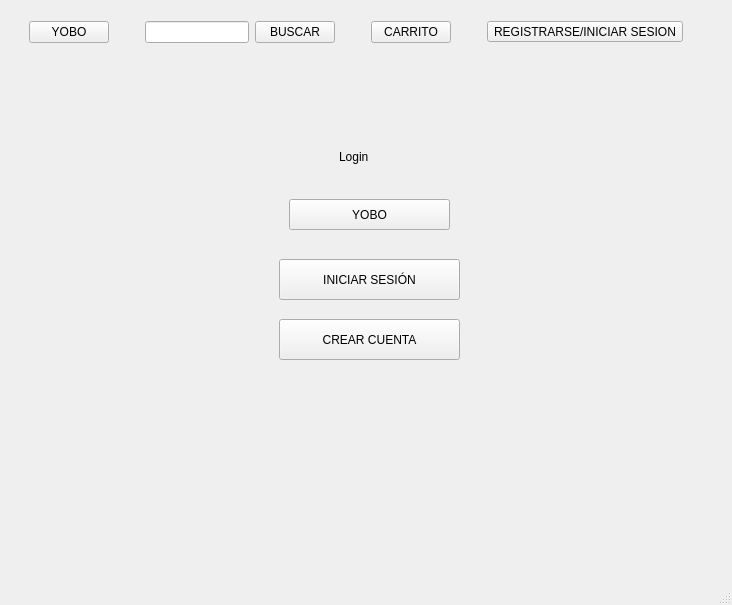
Before: the Qt Designer form mainwindow.ui in Edgar-Leyva05/Pruebas-para-el-proyecto-de-PA, drawn with Qt 5.
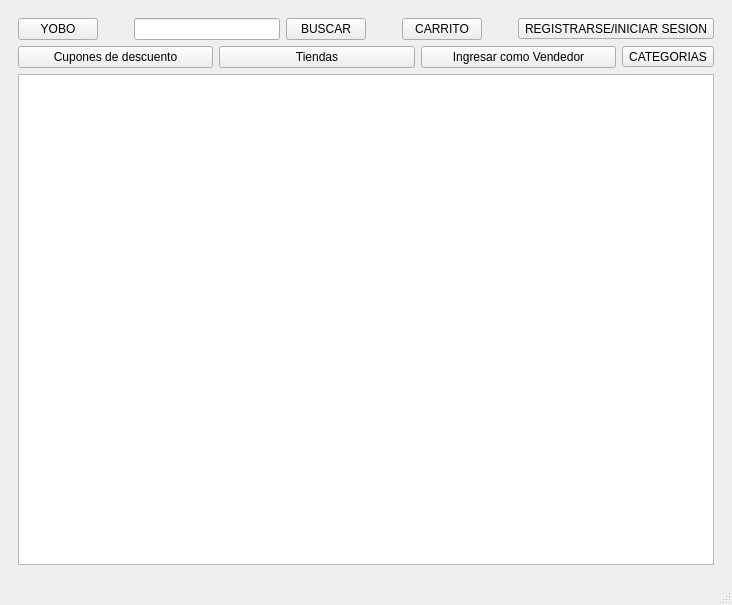
After: the same form once the commit is applied. The open tabs and pages were chosen to show the change.

Commit message: creacion de metood de pago y compra

The edit to the form file:
```diff
--- a/mainwindow.ui
+++ b/mainwindow.ui
@@ -274,68 +274,9 @@
         </item>
        </layout>
       </widget>
-      <widget class="QWidget" name="pageLOGIN">
-       <widget class="QPushButton" name="pushButtonYOBO_3">
-        <property name="geometry">
-         <rect>
-          <x>280</x>
-          <y>190</y>
-          <width>161</width>
-          <height>31</height>
-         </rect>
-        </property>
-        <property name="text">
-         <string>YOBO</string>
-        </property>
-       </widget>
-       <widget class="QPushButton" name="pushButtonINICIARSESION">
-        <property name="geometry">
-         <rect>
-          <x>270</x>
-          <y>250</y>
-          <width>181</width>
-          <height>41</height>
-         </rect>
-        </property>
-        <property name="text">
-         <string>INICIAR SESIÓN</string>
-        </property>
-       </widget>
-       <widget class="QPushButton" name="pushButtonCREARCUENTA">
-        <property name="geometry">
-         <rect>
-          <x>270</x>
-          <y>310</y>
-          <width>181</width>
-          <height>41</height>
-         </rect>
-        </property>
-        <property name="text">
-         <string>CREAR CUENTA</string>
-        </property>
-       </widget>
-       <widget class="QLabel" name="labelLOGIN">
-        <property name="geometry">
-         <rect>
-          <x>330</x>
-          <y>140</y>
-          <width>49</width>
-          <height>16</height>
-         </rect>
-        </property>
-        <property name="text">
-         <string>Login</string>
-        </property>
-       </widget>
-       <widget class="QWidget" name="layoutWidget_2">
-        <property name="geometry">
-         <rect>
-          <x>20</x>
-          <y>10</y>
-          <width>654</width>
-          <height>26</height>
-         </rect>
-        </property>
+      <widget class="QWidget" name="pageCOMPRAS">
+       <layout class="QVBoxLayout" name="verticalLayout_11">
+        <item>
         <layout class="QHBoxLayout" name="horizontalLayout_11">
          <item>
           <widget class="QPushButton" name="pushButtonYOBO_6">
@@ -417,7 +358,50 @@
           </widget>
          </item>
         </layout>
-       </widget>
+        </item>
+        <item>
+         <layout class="QHBoxLayout" name="horizontalLayout_13">
+          <item>
+           <widget class="QPushButton" name="pushButton_7">
+            <property name="text">
+             <string>Cupones de descuento</string>
+            </property>
+           </widget>
+          </item>
+          <item>
+           <widget class="QPushButton" name="pushButton_8">
+            <property name="text">
+             <string>Tiendas</string>
+            </property>
+           </widget>
+          </item>
+          <item>
+           <widget class="QPushButton" name="pushButton_9">
+            <property name="text">
+             <string>Ingresar como Vendedor</string>
+            </property>
+           </widget>
+          </item>
+          <item>
+           <widget class="QToolButton" name="toolButtonCATEGORIAS_Duplicado_2">
+            <property name="text">
+             <string>CATEGORIAS</string>
+            </property>
+           </widget>
+          </item>
+         </layout>
+        </item>
+        <item>
+         <widget class="QLabel" name="label_2">
+          <property name="text">
+           <string>COMPRAS</string>
+          </property>
+         </widget>
+        </item>
+        <item>
+         <widget class="QListView" name="listView_3"/>
+        </item>
+       </layout>
       </widget>
       <widget class="QWidget" name="pageINICIAR_SESION">
        <widget class="QPushButton" name="pushButtonYOBO_5">
```
Left out of the diff: 17 changed lines with no effect on the pictures. Lines whose indentation alone changed are shown as unchanged. The commit also changes 2 other files.
